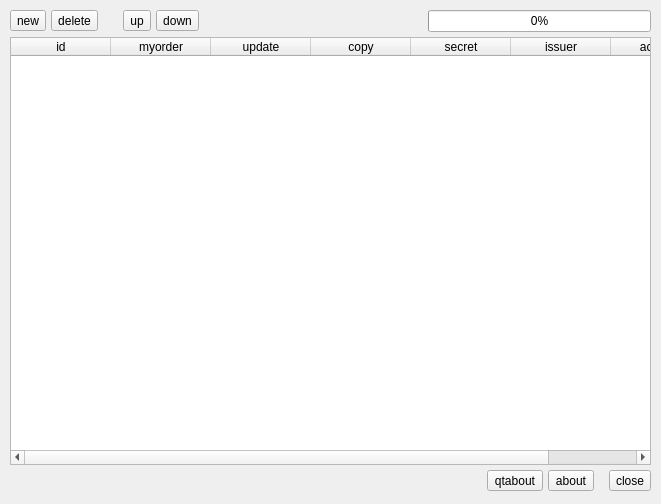
Old version of the form ui/frmMain.ui in the repository roanfranklin/remf_authentication.
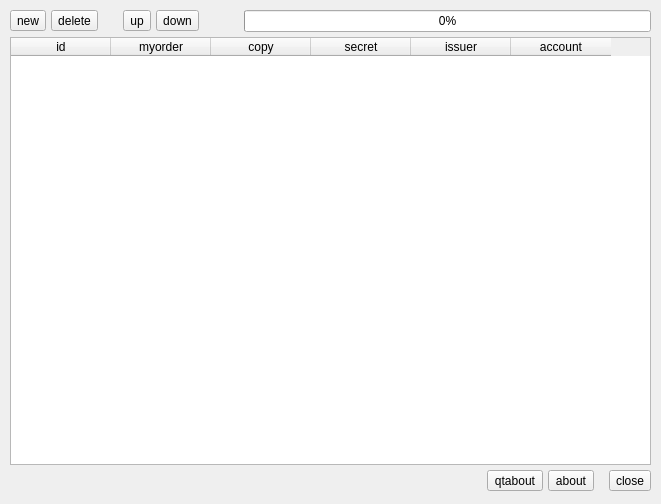
New version of the form.

```diff
--- a/ui/frmMain.ui
+++ b/ui/frmMain.ui
@@ -110,6 +110,9 @@
            <property name="orientation">
             <enum>Qt::Horizontal</enum>
            </property>
+           <property name="sizeType">
+            <enum>QSizePolicy::Minimum</enum>
+           </property>
            <property name="sizeHint" stdset="0">
             <size>
              <width>40</width>
@@ -148,11 +151,6 @@
            <string>myorder</string>
           </property>
          </column>
-         <column>
-          <property name="text">
-           <string>update</string>
-          </property>
-         </column>
          <column>
           <property name="text">
            <string>copy</string>
```
